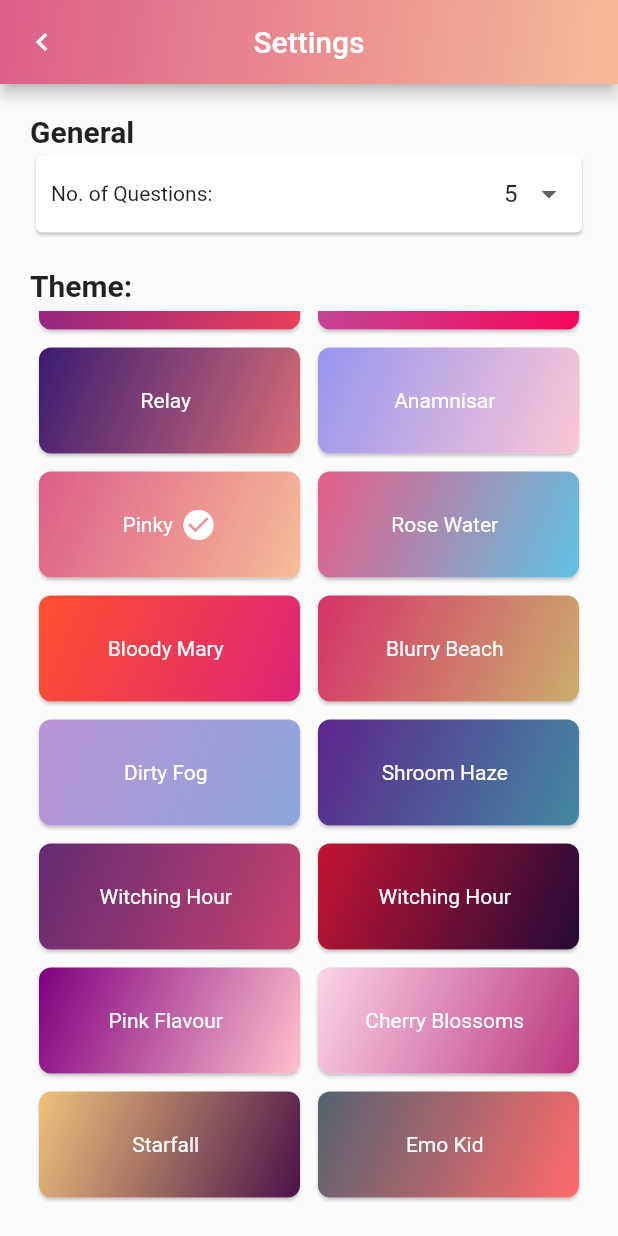
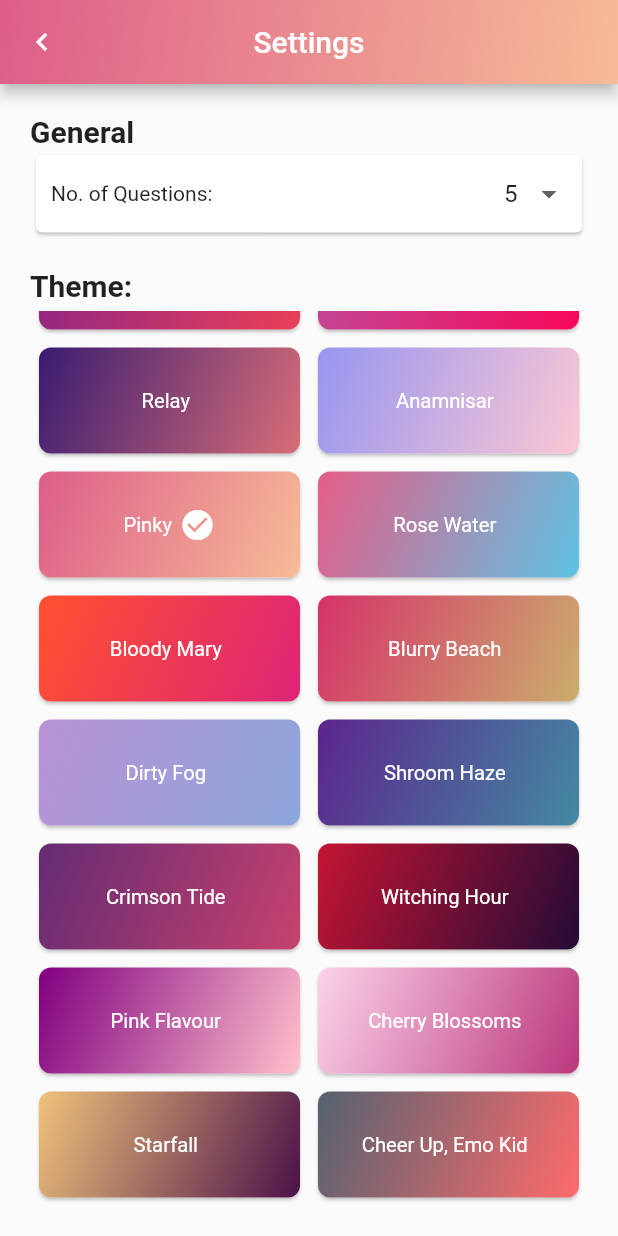
Before and after one commit to ajaxarrow/FlutterQuizApp, a Flutter app: the SettingsRoute screen opened by its route, scrolled down 560 dp, on a phone screen of 412 x 824 dp. Run offline on Flutter 3.47's test engine with Material 2 defaults, Android fonts, the phone set to English and light mode, and no system bars; our stand-ins replace google_fonts; missing offline and left inert: animated_digit.

Commit message:
color data changes

```diff
--- a/lib/data/color_gradients.dart
+++ b/lib/data/color_gradients.dart
@@ -159,7 +159,7 @@ var colorGradients = [
       ]
   ),
   ColorGradient(
-      'Witching Hour',
+      'Crimson Tide',
       const [
         Color(0xff642B73),
         Color(0xffC6426E)
@@ -194,7 +194,7 @@ var colorGradients = [
       ]
   ),
   ColorGradient(
-      'Emo Kid',
+      'Cheer Up, Emo Kid',
       const [
         Color(0xff556270),
         Color(0xffFF6B6B)
--- a/lib/routes/settings_route.dart
+++ b/lib/routes/settings_route.dart
@@ -131,6 +131,7 @@ class _SettingsRouteState extends State<SettingsRoute> {
                                     colorGradients[index].title,
                                     style: const TextStyle(
                                       color: Colors.white,
+                                      fontSize: 13.5
 
                                     ),
                                   ),
```
